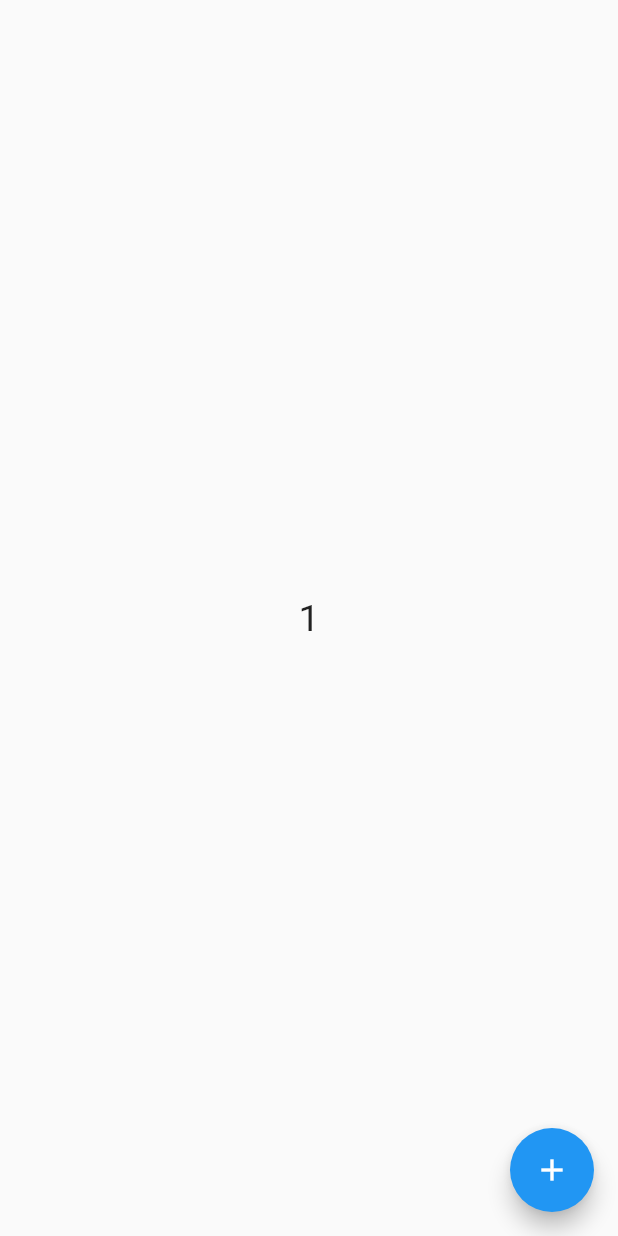
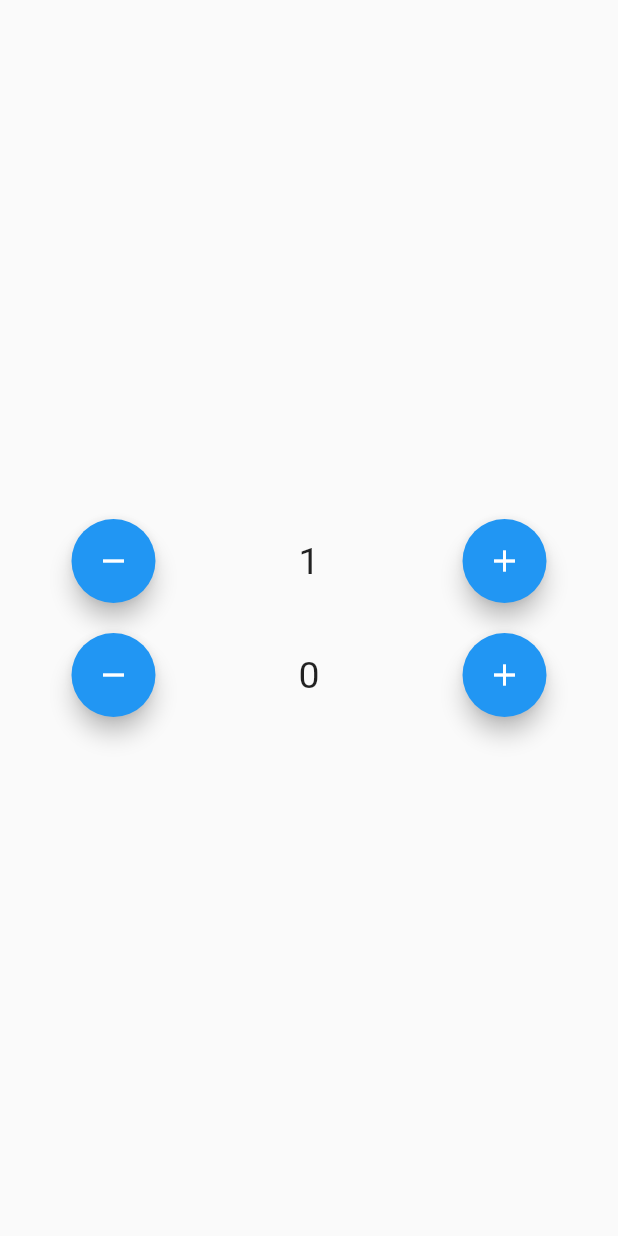
Before and after one commit to veerbhayani/first_application, a Flutter app: the screen it shows after launch, after a tap on the "add" icon, on a phone screen of 412 x 824 dp. Run offline on Flutter 3.47's test engine with Material 2 defaults, Android fonts, the phone set to English and light mode, and no system bars; network calls fail.

Commit message:
first_commit

```diff
--- a/lib/main.dart
+++ b/lib/main.dart
@@ -1,4 +1,4 @@
-import 'package:first_application/statefulwidget_example/counter_app.dart';
+import 'package:first_application/statefulwidget_example/counter_app_demo.dart';
 import 'package:flutter/material.dart';
 
 void main() {
@@ -15,7 +15,7 @@ class MyApp extends StatelessWidget {
     return MaterialApp(
       theme: ThemeData(useMaterial3: false),
       debugShowCheckedModeBanner: false,
-      home: const CounterApp(),
+      home: const CounterAppDemo(),
     );
   }
 }
--- a/lib/statefulwidget_example/counter.controller.dart
+++ b/lib/statefulwidget_example/counter.controller.dart
@@ -10,3 +10,32 @@ class MyCounter {
     // log('$count');
   }
 }
+
+class Counter {
+  static int count1 = 0;
+  static int count2 = 0;
+
+  static void incrementBy1() {
+    if (count1 < 50) {
+      count1++;
+    }
+  }
+
+  static void decrementBy1() {
+    if (count1 > 0) {
+      count1--;
+    }
+  }
+
+  static void incrementBy2() {
+    if (count2 < 50) {
+      count2 = count2 + 2;
+    }
+  }
+
+  static void decrementBy2() {
+    if (count2 > 0) {
+      count2 = count2 - 2;
+    }
+  }
+}
--- /dev/null
+++ b/lib/statefulwidget_example/counter_app_demo.dart
@@ -0,0 +1,82 @@
+import 'package:first_application/statefulwidget_example/counter.controller.dart';
+import 'package:flutter/material.dart';
+
+class CounterAppDemo extends StatefulWidget {
+  const CounterAppDemo({super.key});
+  @override
+  State<CounterAppDemo> createState() => _CounterAppDemoState();
+}
+
+class _CounterAppDemoState extends State<CounterAppDemo> {
+  @override
+  Widget build(BuildContext context) {
+    return Scaffold(
+      body: Column(
+        mainAxisAlignment: MainAxisAlignment.center,
+        children: [
+          Row(
+            mainAxisAlignment: MainAxisAlignment.spaceAround,
+            children: [
+              FloatingActionButton(
+                onPressed: () {
+                  Counter.decrementBy1();
+                  setState(() {});
+                },
+                child: const Icon(
+                  Icons.remove,
+                ),
+              ),
+              Text(
+                Counter.count1.toString(),
+                style: const TextStyle(
+                  fontSize: 25,
+                ),
+              ),
+              FloatingActionButton(
+                onPressed: () {
+                  Counter.incrementBy1();
+                  setState(() {});
+                },
+                child: const Icon(
+                  Icons.add,
+                ),
+              )
+            ],
+          ),
+          const SizedBox(
+            height: 20,
+          ),
+          Row(
+            mainAxisAlignment: MainAxisAlignment.spaceAround,
+            children: [
+              FloatingActionButton(
+                onPressed: () {
+                  Counter.decrementBy2();
+                  setState(() {});
+                },
+                child: const Icon(
+                  Icons.remove,
+                ),
+              ),
+              Text(
+                Counter.count2.toString(),
+                style: const TextStyle(
+                  fontSize: 25,
+                ),
+              ),
+              FloatingActionButton(
+                onPressed: () {
+                  Counter.incrementBy2();
+                  setState(() {});
+                },
+                child: const Icon(
+                  Icons.add,
+                ),
+              )
+            ],
+          ),
+        ],
+      ),
+    );
+  }
+}
```
